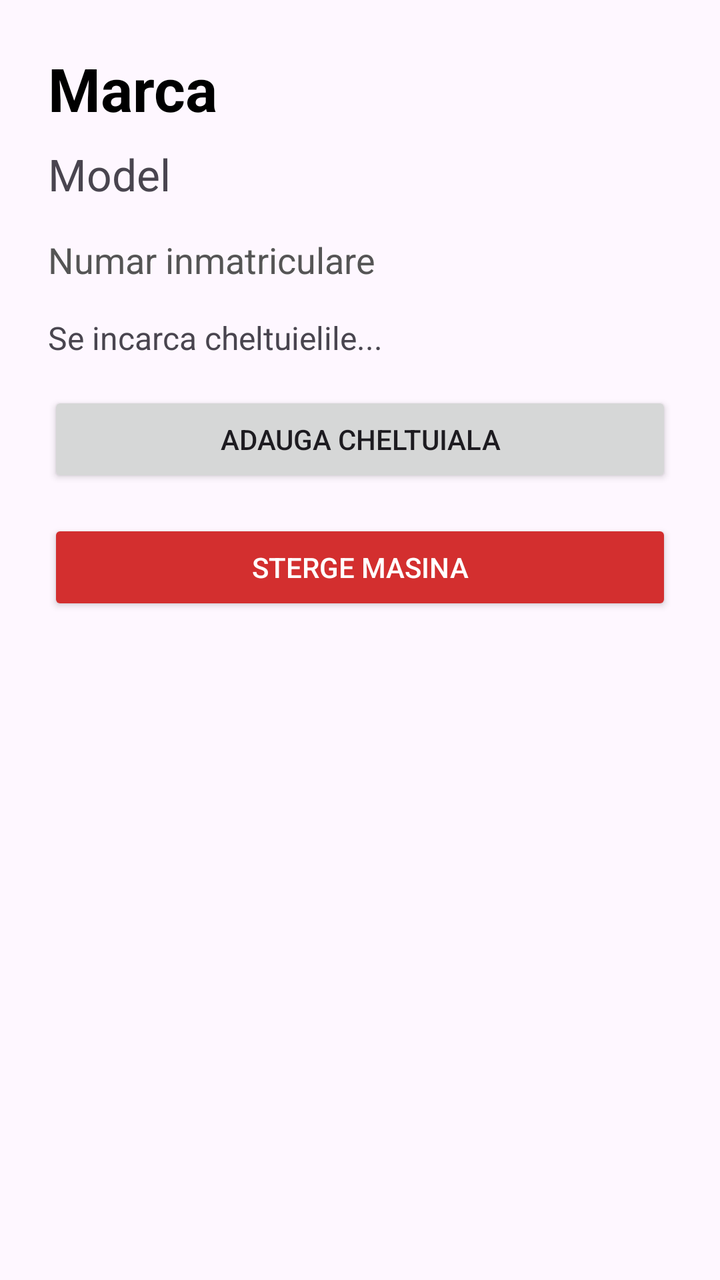
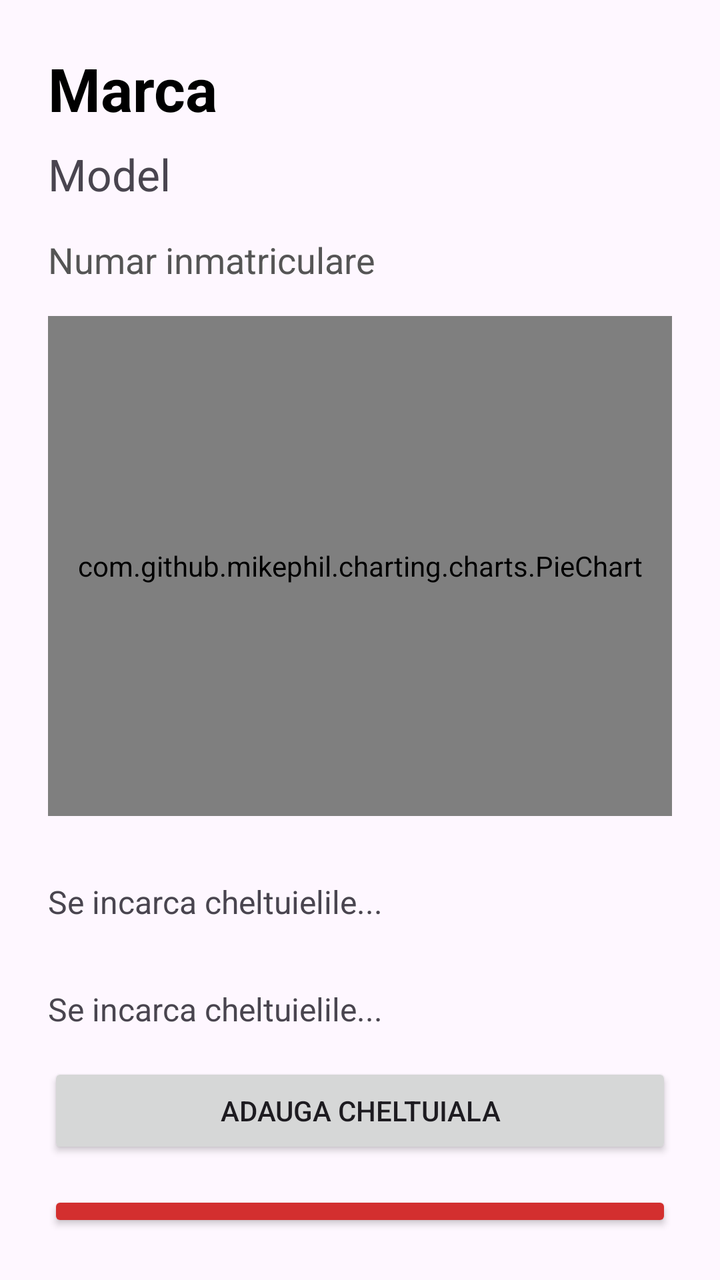

An Android layout rendered at two revisions. The XML below is the earlier revision; the diff shows what the commit changed to produce the second picture.
<!-- AndroidManifest.xml: application theme Theme.MyApplication -->
<!-- res/layout/activity_car_detail.xml -->
<?xml version="1.0" encoding="utf-8"?>
<LinearLayout xmlns:android="http://schemas.android.com/apk/res/android"
    android:layout_width="match_parent"
    android:layout_height="match_parent"
    android:orientation="vertical"
    android:padding="24dp">

    <TextView
        android:id="@+id/tvDetailBrand"
        android:layout_width="wrap_content"
        android:layout_height="wrap_content"
        android:textSize="30sp"
        android:textStyle="bold"
        android:textColor="#000000"
        android:text="Marca" />

    <TextView
        android:id="@+id/tvDetailModel"
        android:layout_width="wrap_content"
        android:layout_height="wrap_content"
        android:textSize="22sp"
        android:layout_marginTop="8dp"
        android:text="Model" />

    <TextView
        android:id="@+id/tvDetailPlate"
        android:layout_width="wrap_content"
        android:layout_height="wrap_content"
        android:layout_marginTop="16dp"
        android:text="Numar inmatriculare"
        android:textColor="#555555"
        android:textSize="18sp" />
    <TextView
        android:id="@+id/tvExpensesList"
        android:layout_width="match_parent"
        android:layout_height="wrap_content"
        android:text="Se incarca cheltuielile..."
        android:textSize="16sp"
        android:layout_marginTop="16dp"
        android:layout_marginBottom="16dp"/>
    <Button
        android:id="@+id/btnAddExpense"
        android:layout_width="match_parent"
        android:layout_height="wrap_content"
        android:text="Adauga Cheltuiala"
        android:layout_marginBottom="16dp"/>
    <Button
        android:id="@+id/btnDelete"
        android:layout_width="match_parent"
        android:layout_height="wrap_content"
        android:text="Sterge Masina"
        android:backgroundTint="#D32F2F"
        android:textColor="#FFFFFF" />

</LinearLayout>
<!-- resources referenced by this layout -->
<resources>
  <style name="Theme.MyApplication" parent="Base.Theme.MyApplication" />
  <style name="Base.Theme.MyApplication" parent="Theme.Material3.DayNight.NoActionBar">
          
          
      </style>
</resources>

<!-- the commit's change to res/layout/activity_car_detail.xml (unified diff, before → after) -->
@@ -30,6 +30,21 @@
         android:text="Numar inmatriculare"
         android:textColor="#555555"
         android:textSize="18sp" />
+    <com.github.mikephil.charting.charts.PieChart
+        android:id="@+id/pieChart"
+        android:layout_width="match_parent"
+        android:layout_height="250dp"
+        android:layout_marginTop="16dp"
+        android:layout_marginBottom="16dp"/>
+
+    <TextView
+        android:id="@+id/tvExpensesList"
+        android:layout_width="match_parent"
+        android:layout_height="wrap_content"
+        android:text="Se incarca cheltuielile..."
+        android:textSize="16sp"
+        android:layout_marginTop="16dp"
+        android:layout_marginBottom="16dp"/>
     <TextView
         android:id="@+id/tvExpensesList"
         android:layout_width="match_parent"
